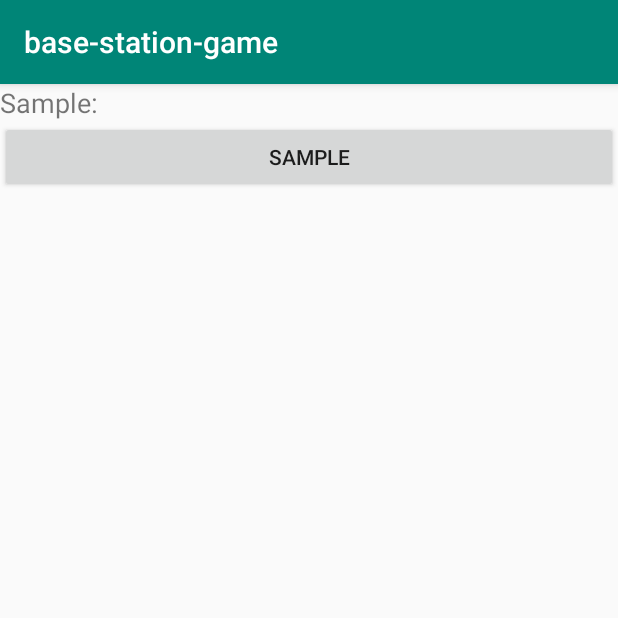
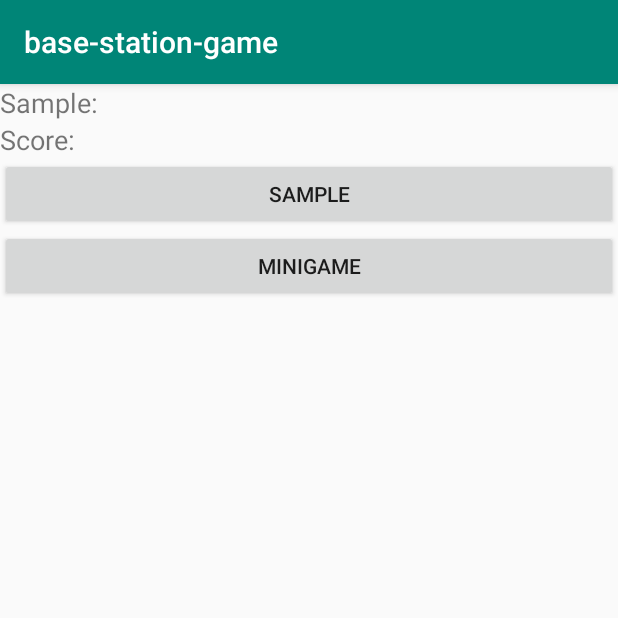
Before and after one commit to TheSoftwareFactory/base-station-game, an Android app: the SamplingDebugActivity screen opened directly, with no data from a screen before it, on a phone screen of 412 x 824 dp, the top half of it. Run offline under Robolectric (Android 15) with nearby library versions, the phone set to English and light mode, and no system bars; 1 statement that could not run was skipped.

Commit message:
minigame skeleton done

```diff
--- a/app/src/main/AndroidManifest.xml
+++ b/app/src/main/AndroidManifest.xml
@@ -16,7 +16,8 @@
         android:roundIcon="@mipmap/ic_launcher_round"
         android:supportsRtl="true"
         android:theme="@style/AppTheme">
-        <activity android:name=".SamplingDebugActivity"></activity>
+        <activity android:name=".MinigameActivity"></activity>
+        <activity android:name=".SamplingDebugActivity" />
         <activity android:name=".Engine_Activity" />
         <activity
             android:name=".SecondActivity"
--- a/app/src/main/java/com/example/base_station_game/SamplingDebugActivity.java
+++ b/app/src/main/java/com/example/base_station_game/SamplingDebugActivity.java
@@ -1,7 +1,6 @@
 package com.example.base_station_game;
 
 import android.content.Intent;
-import android.content.IntentFilter;
 import android.support.v7.app.AppCompatActivity;
 import android.os.Bundle;
 import android.view.View;
@@ -13,24 +12,38 @@ import com.example.base_station_game.sampling.structs.Sample;
 
 public class SamplingDebugActivity extends AppCompatActivity {
     private Sample sample;
-    private TextView text;
+    private TextView sampleText;
+    private TextView miniGameResult;
 
     @Override
     protected void onCreate(Bundle savedInstanceState) {
         super.onCreate(savedInstanceState);
         setContentView(R.layout.activity_sampling_debug);
-        this.text = (TextView) findViewById(R.id.textView);
+        this.sampleText = (TextView) findViewById(R.id.textView);
+        this.miniGameResult = (TextView) findViewById(R.id.textView2);
         this.sample();
     }
 
     public void sample() {
         Intent batteryIntent = SamplingLibrary.getLastBatteryIntent(this);
         this.sample = Sampler.createSample(this, batteryIntent);
-//        this.text.getEditableText().clear();
-        this.text.setText(this.sample.toString());
+//        this.sampleText.getEditableText().clear();
+        this.sampleText.setText(this.sample.toString());
     }
 
-    public void onClick(View view) {
+    public void doSample(View view) {
         this.sample();
     }
+
+    public void launchMiniGame(View view) {
+        Intent intent = new Intent(this, MinigameActivity.class);
+        startActivityForResult(intent,1);
+    }
+
+    public void onActivityResult(int requestCode, int resultCode, Intent data) {
+        if (requestCode == 1 && resultCode == 1) {
+            long score = data.getLongExtra("score", 0);
+            this.miniGameResult.setText(new StringBuilder().append(score).toString());
+        }
+    }
 }
--- a/app/src/main/res/layout/activity_sampling_debug.xml
+++ b/app/src/main/res/layout/activity_sampling_debug.xml
@@ -10,19 +10,36 @@
         android:id="@+id/textView"
         android:layout_width="match_parent"
         android:layout_height="wrap_content"
-        android:layout_below="@+id/button"
         android:layout_alignParentStart="true"
         android:layout_alignParentLeft="true"
         android:gravity="left"
         android:text="Sample: "
         android:textSize="18sp" />
-
-    <Button
-        android:id="@+id/reset"
+    <TextView
+        android:id="@+id/textView2"
         android:layout_width="match_parent"
         android:layout_height="wrap_content"
         android:layout_below="@+id/textView"
-        android:onClick="onClick"
+        android:layout_alignParentStart="true"
+        android:layout_alignParentLeft="true"
+        android:gravity="left"
+        android:text="Score: "
+        android:textSize="18sp" />
+
+
+    <Button
+        android:id="@+id/sample"
+        android:layout_width="match_parent"
+        android:layout_height="wrap_content"
+        android:layout_below="@+id/textView2"
+        android:onClick="doSample"
         android:text="Sample" />
+    <Button
+        android:id="@+id/launchMinigame"
+        android:layout_width="match_parent"
+        android:layout_height="wrap_content"
+        android:layout_below="@+id/sample"
+        android:onClick="launchMiniGame"
+        android:text="Minigame" />
 
 </RelativeLayout>
```
Also changed, not shown: app/src/main/java/com/example/base_station_game/MinigameActivity.java (added, +19 -0 lines), app/src/main/res/layout/activity_minigame.xml (added, +25 -0 lines).
